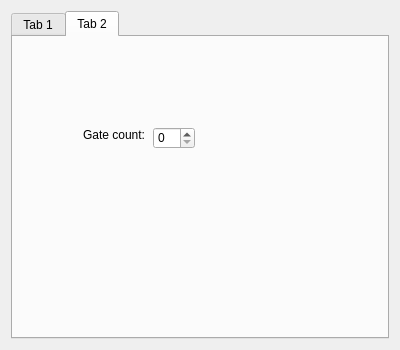
First picture: the form in BambooTracker/gui/instrument_editor/instrument_editor_ssg_form.ui, repository BambooTracker/BambooTracker, before the edit.
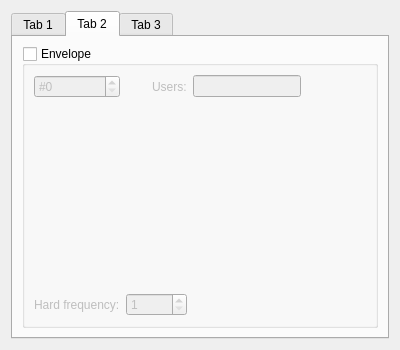
Second picture: the form after the edit. The open tabs and pages were chosen to show the change. Custom widgets are drawn as their Qt base class.

Commit message: Add SSG envelope edit

```diff
--- a/BambooTracker/gui/instrument_editor/instrument_editor_ssg_form.ui
+++ b/BambooTracker/gui/instrument_editor/instrument_editor_ssg_form.ui
@@ -97,6 +97,88 @@
      <widget class="QWidget" name="tab_2">
       <attribute name="title">
        <string>Tab 2</string>
+      </attribute>
+      <layout class="QGridLayout" name="gridLayout_5">
+       <item row="0" column="0">
+        <widget class="QGroupBox" name="envEditGroupBox">
+         <property name="title">
+          <string>Envelope</string>
+         </property>
+         <property name="checkable">
+          <bool>true</bool>
+         </property>
+         <property name="checked">
+          <bool>false</bool>
+         </property>
+         <layout class="QGridLayout" name="gridLayout_4">
+          <item row="0" column="3">
+           <spacer name="horizontalSpacer_2">
+            <property name="orientation">
+             <enum>Qt::Horizontal</enum>
+            </property>
+            <property name="sizeHint" stdset="0">
+             <size>
+              <width>40</width>
+              <height>20</height>
+             </size>
+            </property>
+           </spacer>
+          </item>
+          <item row="0" column="2">
+           <widget class="QLineEdit" name="envUsersLineEdit">
+            <property name="enabled">
+             <bool>false</bool>
+            </property>
+            <property name="readOnly">
+             <bool>true</bool>
+            </property>
+           </widget>
+          </item>
+          <item row="0" column="0">
+           <widget class="QSpinBox" name="envNumSpinBox">
+            <property name="prefix">
+             <string>#</string>
+            </property>
+            <property name="maximum">
+             <number>127</number>
+            </property>
+           </widget>
+          </item>
+          <item row="0" column="1" alignment="Qt::AlignRight">
+           <widget class="QLabel" name="envUsersLabel">
+            <property name="text">
+             <string>Users:</string>
+            </property>
+           </widget>
+          </item>
+          <item row="1" column="0" colspan="4">
+           <widget class="VisualizedInstrumentMacroEditor" name="envEditor" native="true"/>
+          </item>
+          <item row="2" column="0">
+           <widget class="QLabel" name="hardFreqLabel">
+            <property name="text">
+             <string>Hard frequency:</string>
+            </property>
+           </widget>
+          </item>
+          <item row="2" column="1">
+           <widget class="QSpinBox" name="hardFreqSpinBox">
+            <property name="minimum">
+             <number>1</number>
+            </property>
+            <property name="maximum">
+             <number>65535</number>
+            </property>
+           </widget>
+          </item>
+         </layout>
+        </widget>
+       </item>
+      </layout>
+     </widget>
+     <widget class="QWidget" name="tab_3">
+      <attribute name="title">
+       <string>Tab 3</string>
       </attribute>
       <widget class="QLabel" name="gateCountLabel">
        <property name="geometry">
```
Left out of the diff: 2 changed lines with no effect on the pictures. The commit also changes 17 other files.
